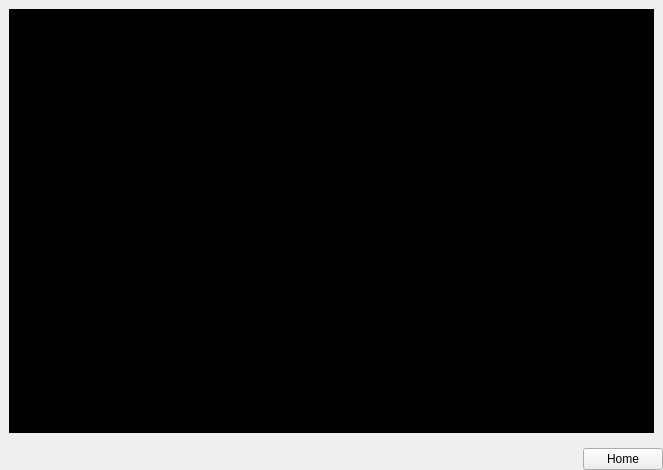
Qt form ui/main.ui (dmzdev/stance) before a commit.
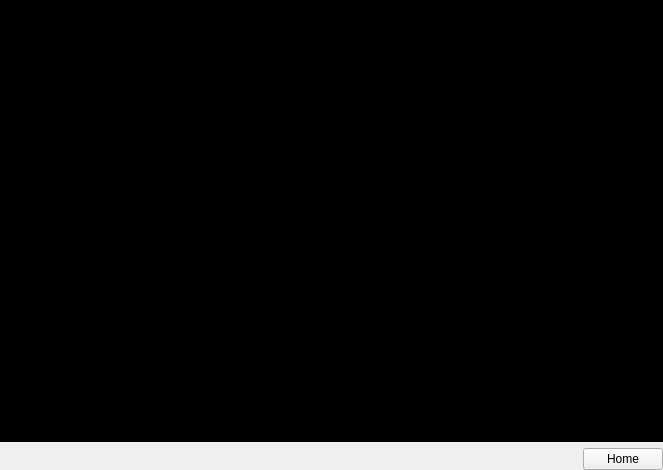
The same form after that commit.

Patch:
```diff
--- a/ui/main.ui
+++ b/ui/main.ui
@@ -114,6 +114,9 @@
      </widget>
      <widget class="QWidget" name="page_2">
       <layout class="QVBoxLayout" name="verticalLayout_3">
+       <property name="margin">
+        <number>0</number>
+       </property>
        <item>
         <widget class="QLabel" name="splashLabel">
          <property name="maximumSize">
```
Left out of the diff: 3 changed lines with no effect on the pictures.
